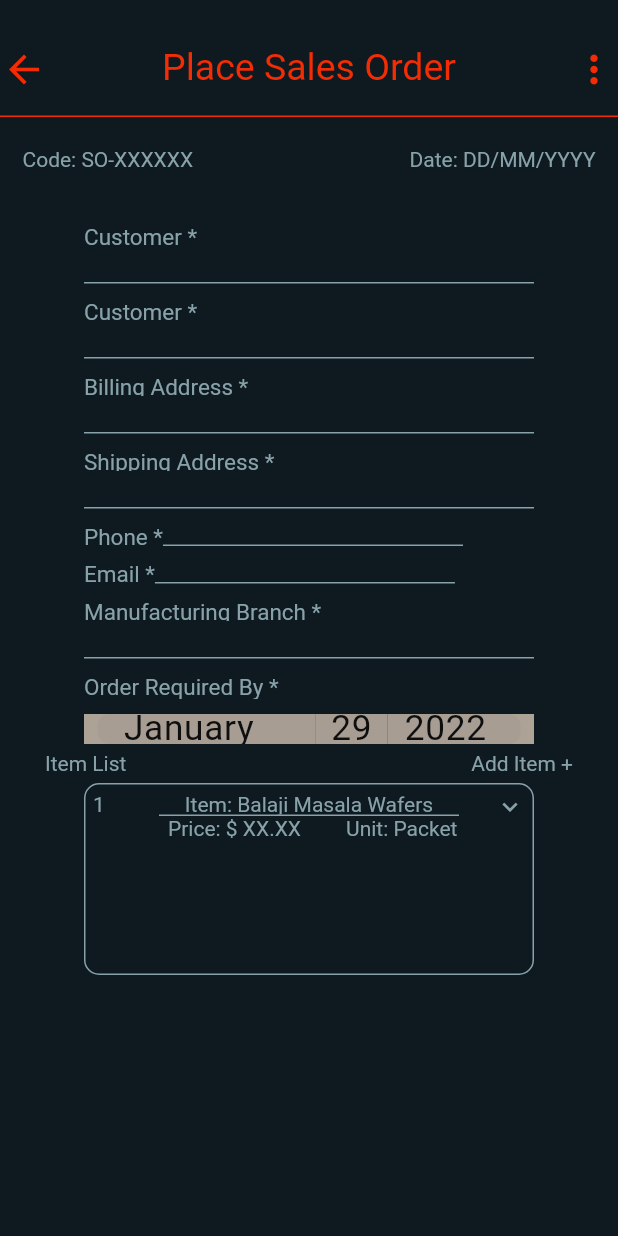
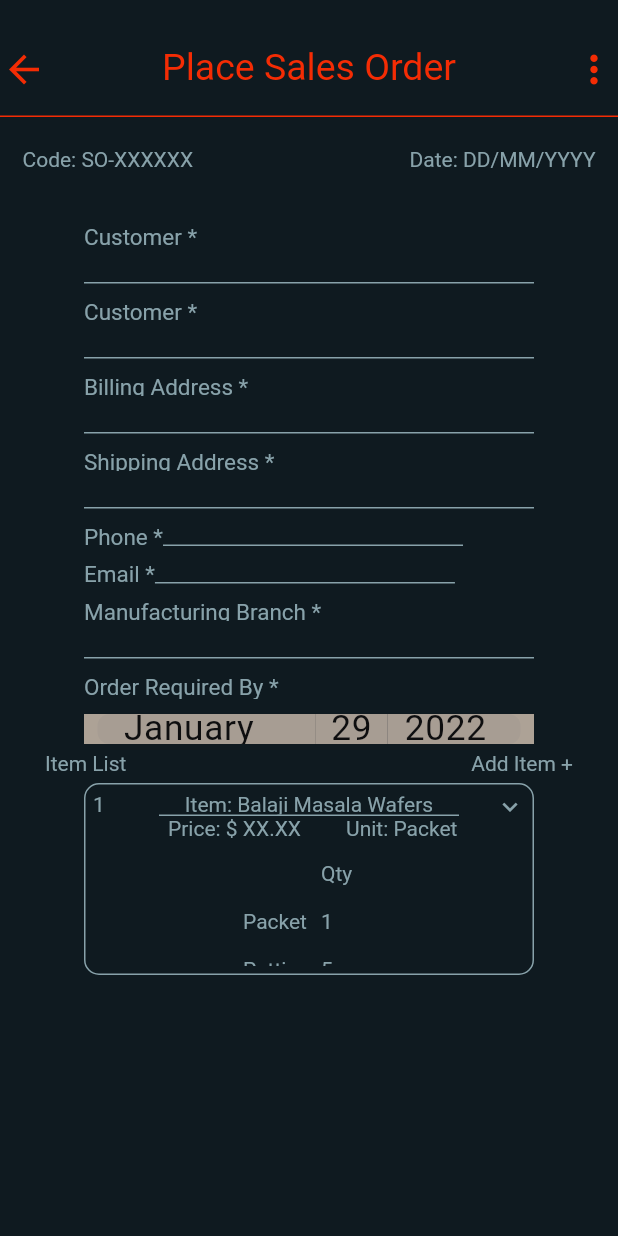
Before and after one commit to Princekumar-Mehta/Flutter_Internship, a Flutter app: the screen it shows after launch, on a phone screen of 412 x 824 dp. Run offline on Flutter 3.47's test engine with Material 2 defaults, Android fonts, the phone set to English and light mode, and no system bars; our stand-ins replace firebase_core, firebase_database, google_sign_in, image_picker, sqflite; missing offline and left inert: mailer; accounts and stored records are empty.

Commit message:
quantity list partial done

```diff
--- a/lib/screens/salesOrderScreen.dart
+++ b/lib/screens/salesOrderScreen.dart
@@ -12,6 +12,7 @@ class SalesOrderScreen extends StatefulWidget {
 class _SalesOrderScreenState extends State<SalesOrderScreen> {
   DateTime ? _dateTime;
   double _animatedHeight=100.0;
+  var quantity = ['','Qty','Packet','1','Patti','5','Box','10','Total','210'];
   @override
   Widget build(BuildContext context) {
     return MaterialApp(
@@ -327,17 +328,26 @@ class _SalesOrderScreenState extends State<SalesOrderScreen> {
                                                   Text("Unit: Packet",style:TextStyle(color:MyColors.pewterBlue)),
                                                 ],
                                               ),
-                                              GridView.count(
-                                                padding:EdgeInsets.all(0),
-                                                crossAxisCount:2,
-                                                children:List.generate(10, (index){
-                                                  return SizedBox(
-                                                   // color:Colors.red,
-                                                   // color:Colors.red,
-                                                    width:10,
-                                                    height:10,
-                                                  );
-                                                  }),
+                                              Positioned(
+                                                top:30,
+                                                left:100,
+                                                child:Container(
+                                                  constraints: BoxConstraints(
+                                                    maxHeight: 100,
+                                                    maxWidth: 100,
+                                                  ),
+                                                  color:MyColors.richBlackFogra,
+                                                  child:GridView.count(
+                                                    padding:EdgeInsets.all(0),
+                                                    crossAxisCount:2,
+                                                    crossAxisSpacing: 4,
+                                                    mainAxisSpacing: 8,
+                                                    childAspectRatio: 2,
+                                                    children:List.generate(quantity.length, (index){
+                                                      return Text(quantity[index],style:TextStyle(color:MyColors.pewterBlue));
+                                                    }),
+                                                  ),
+                                                ),
                                               ),
                                             ],
                                           ),
--- /dev/null
+++ b/lib/temp/item_list.dart
@@ -0,0 +1,33 @@
+import 'package:flutter/material.dart';
+
+class item_list extends StatefulWidget {
+  const item_list({Key? key}) : super(key: key);
+
+  @override
+  _item_listState createState() => _item_listState();
+}
+
+class _item_listState extends State<item_list> {
+  @override
+  Widget build(BuildContext context) {
+    return MaterialApp(
+      home:Scaffold(
+        body:Container(
+          constraints: BoxConstraints(
+            maxHeight: 100,
+            maxWidth: 100,
+          ),
+          child:GridView.count(
+            padding:EdgeInsets.all(0),
+            crossAxisCount:2,
+            crossAxisSpacing: 4,
+            mainAxisSpacing: 8,
+            children:List.generate(10, (index){
+              return Text("hello $index");
+            }),
+          ),
+        ),
+      ),
+    );
+  }
+}
```
